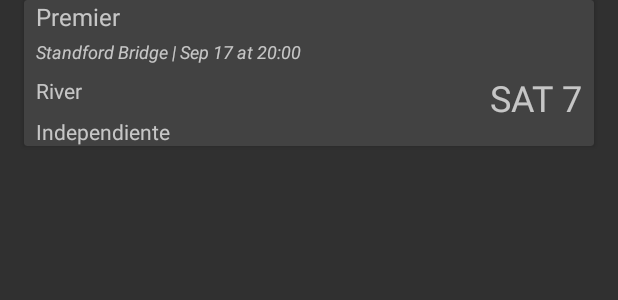
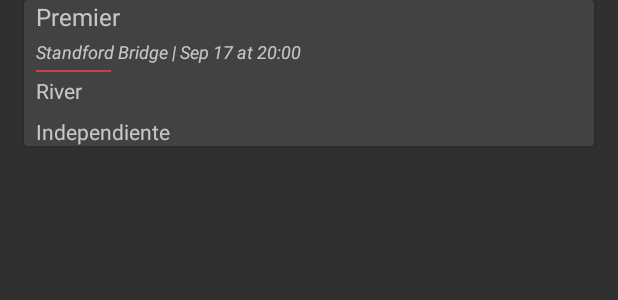
Before and after one commit to dreinoso/fixt, an Android app: the layout item_fixture.xml on its own in the app's theme, with its tools: preview values and no code run, on a phone screen of 412 x 824 dp. Shown: the top 300 px of the screen. Run offline under Robolectric (Android 15) with nearby library versions, the phone set to English and light mode, and no system bars; network calls fail.

Commit message:
feat: #0 Add text for filters and show all btn
Signed-off-by: Denis Reinoso <denis.reinoso@indigital.pe>

```diff
--- a/app/src/main/AndroidManifest.xml
+++ b/app/src/main/AndroidManifest.xml
@@ -1,13 +1,12 @@
 <manifest xmlns:android="http://schemas.android.com/apk/res/android"
     package="com.reactions.fixt.mvvm">
-
 
     <uses-permission android:name="android.permission.INTERNET" />
     <uses-permission android:name="android.permission.ACCESS_WIFI_STATE"/>
     <uses-permission android:name="android.permission.ACCESS_NETWORK_STATE" />
 
     <application
-        android:name    ="com.reactions.fixt.mvvm.MyApplication"
+        android:name ="com.reactions.fixt.mvvm.MyApplication"
         android:allowBackup="true"
         android:icon="@mipmap/ic_launcher"
         android:label="@string/app_name"
@@ -19,7 +18,6 @@
             <intent-filter>
                 <action android:name="android.intent.action.MAIN" />
                 <action android:name="android.intent.action.VIEW" />
-
                 <category android:name="android.intent.category.LAUNCHER" />
                 <category android:name="android.intent.category.DEFAULT" />
             </intent-filter>
--- a/app/src/main/res/values/colors.xml
+++ b/app/src/main/res/values/colors.xml
@@ -1,6 +1,6 @@
 <?xml version="1.0" encoding="utf-8"?>
 <resources>
-    <color name="colorPrimary">#008577</color>
+    <color name="colorPrimary">#1EC5B1</color>
     <color name="colorPrimaryDark">#00574B</color>
-    <color name="colorAccent">#D81B60</color>
+    <color name="colorAccent">#A71313</color>
 </resources>
--- a/app/src/main/res/values/styles.xml
+++ b/app/src/main/res/values/styles.xml
@@ -7,5 +7,4 @@
         <item name="colorPrimaryDark">@color/colorPrimaryDark</item>
         <item name="colorAccent">@color/colorAccent</item>
     </style>
-
 </resources>
--- a/domain/src/main/kotlin/com/reactions/fixt/domain/usecase/google/GetAvailableLeaguesUseCase.kt
+++ b/domain/src/main/kotlin/com/reactions/fixt/domain/usecase/google/GetAvailableLeaguesUseCase.kt
@@ -1,9 +1,5 @@
 package com.reactions.fixt.domain.usecase.google
 
-import androidx.paging.PagedList
-import io.reactivex.Flowable
-import io.reactivex.Single
-import com.reactions.fixt.domain.common.ResultState
 import com.reactions.fixt.domain.entity.Entity
 import com.reactions.fixt.domain.usecase.BaseUseCase
 
--- a/domain/src/main/kotlin/com/reactions/fixt/domain/usecase/google/GetAvailableLeaguesUseCaseImpl.kt
+++ b/domain/src/main/kotlin/com/reactions/fixt/domain/usecase/google/GetAvailableLeaguesUseCaseImpl.kt
@@ -2,7 +2,7 @@ package com.reactions.fixt.domain.usecase.google
 
 import com.reactions.fixt.domain.entity.Entity
 
-class GetAvailableLeaguesUseCaseImpl() : GetAvailableLeaguesUseCase {
+class GetAvailableLeaguesUseCaseImpl : GetAvailableLeaguesUseCase {
 
     override fun getAvailableLeagues(fixtures: List<Entity.Fixture>): MutableSet<String> {
         val leagues: MutableSet<String> = mutableSetOf()
--- a/presentation/src/main/res/layout/item_fixture.xml
+++ b/presentation/src/main/res/layout/item_fixture.xml
@@ -47,6 +47,16 @@
             app:layout_constraintTop_toBottomOf="@id/tv_place_and_date"
             app:layout_constraintStart_toStartOf="parent" />
 
+        <View
+            android:layout_width="50dp"
+            android:layout_height="1dp"
+            android:background="@color/colorAccentLighter"
+            android:layout_marginStart="8dp"
+            android:layout_marginLeft="8dp"
+            android:layout_marginTop="4dp"
+            app:layout_constraintStart_toStartOf="parent"
+            app:layout_constraintTop_toBottomOf="@id/tv_place_and_date" />
+
         <TextView
             android:id="@+id/tv_away_team"
             android:layout_width="wrap_content"
@@ -64,8 +74,10 @@
             android:layout_height="wrap_content"
             android:layout_marginBottom="16dp"
             android:layout_marginEnd="8dp"
-            android:text="SAT 7"
+            android:text="@string/postponed"
+            android:textColor="@color/colorAccentLighter"
             android:textSize="24sp"
+            android:visibility="gone"
             app:layout_constraintBottom_toBottomOf="parent"
             app:layout_constraintEnd_toEndOf="parent" />
     </androidx.constraintlayout.widget.ConstraintLayout>
--- a/presentation/src/main/res/values/colors.xml
+++ b/presentation/src/main/res/values/colors.xml
@@ -1,6 +1,7 @@
 <?xml version="1.0" encoding="utf-8"?>
 <resources>
-    <color name="colorPrimary">#3F51B5</color>
-    <color name="colorPrimaryDark">#303F9F</color>
-    <color name="colorAccent">#FF4081</color>
+    <color name="colorPrimary">#63FFE4</color>
+    <color name="colorPrimaryDark">#00574B</color>
+    <color name="colorAccent">#A71313</color>
+    <color name="colorAccentLighter">#C94242</color>
 </resources>
--- a/presentation/src/main/res/values/strings.xml
+++ b/presentation/src/main/res/values/strings.xml
@@ -6,4 +6,9 @@
     <string name="ok">Ok</string>
     <string name="cancel">Cancel</string>
     <string name="select_league">Select a league</string>
+    <string name="set_league">Set League</string>
+    <string name="set_date">Set Date</string>
+    <string name="show_all">Show All</string>
+    <string name="all">All</string>
+    <string name="postponed">Postponed</string>
 </resources>
```
Also changed, not shown: presentation/src/main/kotlin/com/reactions/fixt/presentation/ui/features/main/MainFragment.kt (+12 -4 lines), presentation/src/main/res/layout/fragment_main.xml (+42 -17 lines), presentation/src/main/res/values/styles.xml (+20 -0 lines).
